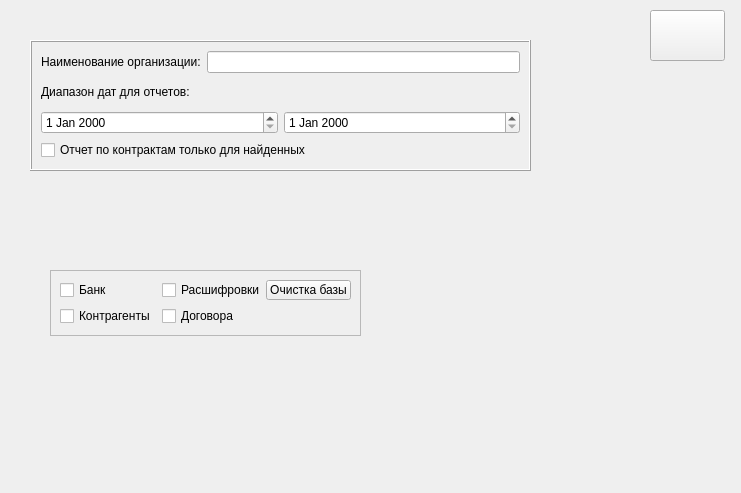
Above: formoptions.ui from GorINIch73/Audit before the change. Below: the same form after it.
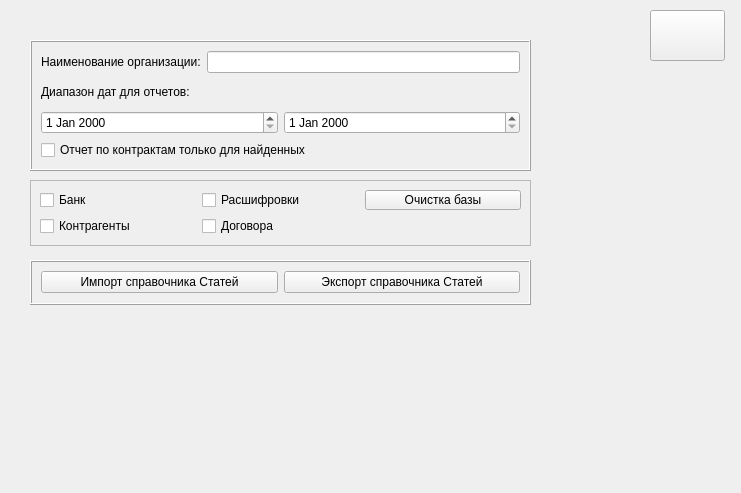
That is the form after the change. Icons and pictures are not drawn.

Diff of the .ui file:
```diff
--- a/formoptions.ui
+++ b/formoptions.ui
@@ -39,9 +39,9 @@
   <widget class="QFrame" name="frame">
    <property name="geometry">
     <rect>
-     <x>50</x>
-     <y>270</y>
-     <width>311</width>
+     <x>30</x>
+     <y>180</y>
+     <width>501</width>
      <height>66</height>
     </rect>
    </property>
@@ -145,6 +145,38 @@
     </item>
    </layout>
   </widget>
+  <widget class="QFrame" name="frame_3">
+   <property name="geometry">
+    <rect>
+     <x>30</x>
+     <y>260</y>
+     <width>501</width>
+     <height>45</height>
+    </rect>
+   </property>
+   <property name="frameShape">
+    <enum>QFrame::Box</enum>
+   </property>
+   <property name="frameShadow">
+    <enum>QFrame::Raised</enum>
+   </property>
+   <layout class="QHBoxLayout" name="horizontalLayout_2">
+    <item>
+     <widget class="QPushButton" name="pushButton_ImportArticles">
+      <property name="text">
+       <string>Импорт справочника Статей</string>
+      </property>
+     </widget>
+    </item>
+    <item>
+     <widget class="QPushButton" name="pushButton_ExportArticles">
+      <property name="text">
+       <string>Экспорт справочника Статей</string>
+      </property>
+     </widget>
+    </item>
+   </layout>
+  </widget>
  </widget>
  <resources>
   <include location="pix.qrc"/>
```
